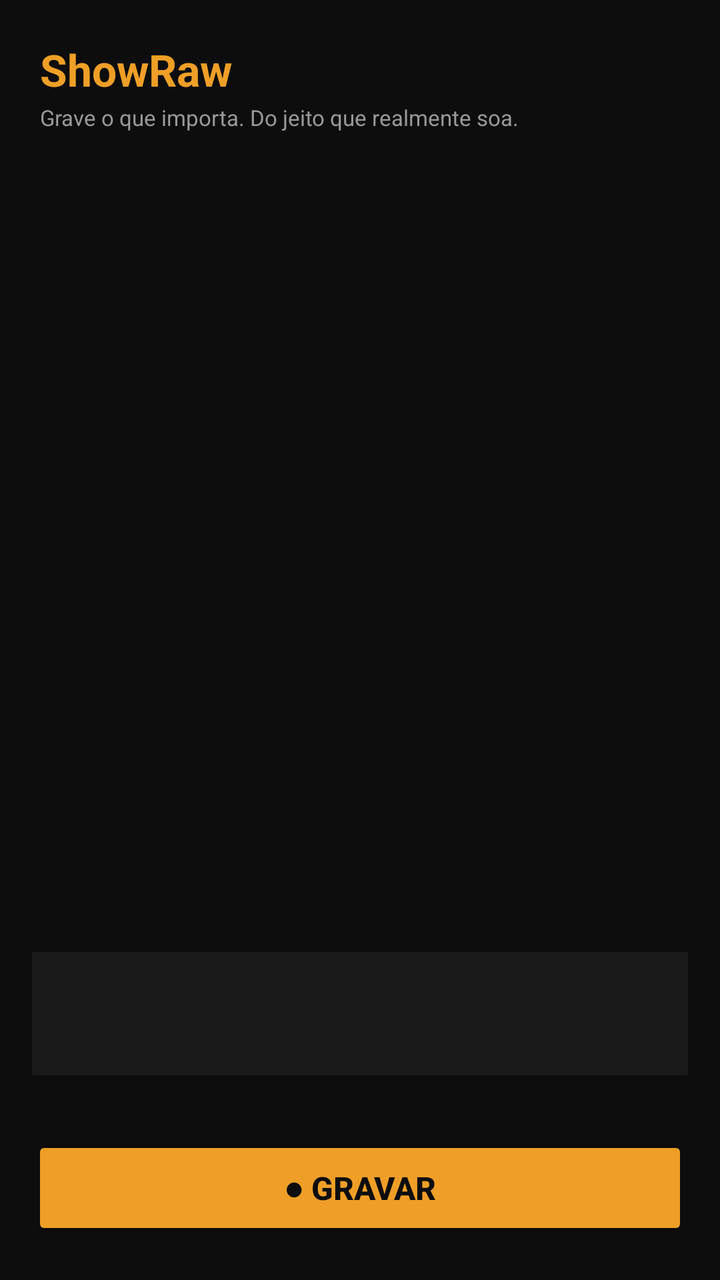
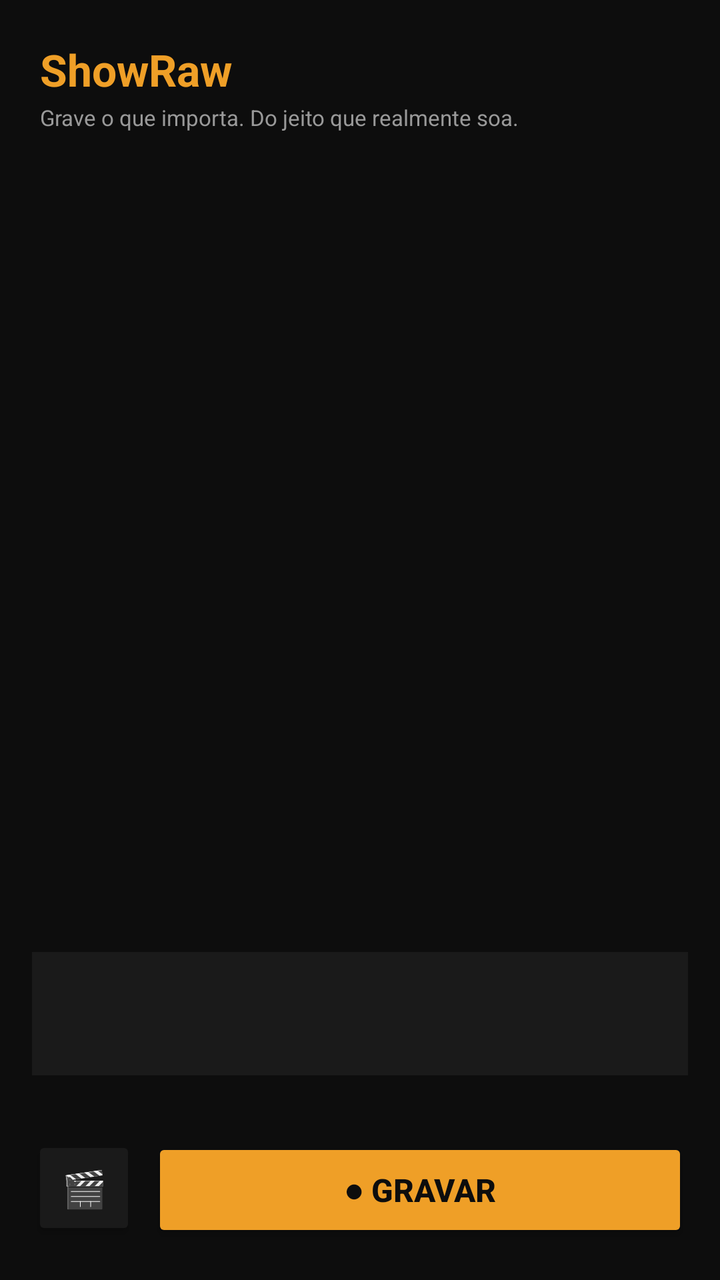

Before-and-after screenshots of an Android layout around one commit, followed by the original layout XML and the change that was made.
<!-- AndroidManifest.xml: application theme Theme.ShowRaw -->
<!-- res/layout/fragment_presets.xml -->
<?xml version="1.0" encoding="utf-8"?>
<androidx.constraintlayout.widget.ConstraintLayout
    xmlns:android="http://schemas.android.com/apk/res/android"
    xmlns:app="http://schemas.android.com/apk/res-auto"
    android:layout_width="match_parent"
    android:layout_height="match_parent"
    android:background="@color/bg_main">

    <TextView
        android:id="@+id/tv_title"
        android:layout_width="wrap_content"
        android:layout_height="wrap_content"
        android:layout_marginTop="20dp"
        android:layout_marginStart="20dp"
        android:text="ShowRaw"
        android:textColor="@color/primary"
        android:textSize="22sp"
        android:textStyle="bold"
        app:layout_constraintTop_toTopOf="parent"
        app:layout_constraintStart_toStartOf="parent" />

    <TextView
        android:id="@+id/tv_slogan"
        android:layout_width="0dp"
        android:layout_height="wrap_content"
        android:layout_marginStart="20dp"
        android:layout_marginTop="2dp"
        android:layout_marginEnd="20dp"
        android:text="@string/slogan"
        android:textColor="@color/text_secondary"
        android:textSize="11sp"
        app:layout_constraintTop_toBottomOf="@id/tv_title"
        app:layout_constraintStart_toStartOf="parent"
        app:layout_constraintEnd_toEndOf="parent" />

    <androidx.recyclerview.widget.RecyclerView
        android:id="@+id/rv_presets"
        android:layout_width="0dp"
        android:layout_height="0dp"
        android:layout_marginTop="12dp"
        android:layout_marginHorizontal="12dp"
        android:clipToPadding="false"
        android:paddingBottom="8dp"
        app:layout_constraintTop_toBottomOf="@id/tv_slogan"
        app:layout_constraintStart_toStartOf="parent"
        app:layout_constraintEnd_toEndOf="parent"
        app:layout_constraintBottom_toTopOf="@id/summary_card" />

    <LinearLayout
        android:id="@+id/summary_card"
        android:layout_width="0dp"
        android:layout_height="wrap_content"
        android:layout_marginHorizontal="16dp"
        android:layout_marginBottom="6dp"
        android:background="@color/bg_card"
        android:orientation="vertical"
        android:padding="14dp"
        app:layout_constraintBottom_toTopOf="@id/tv_storage"
        app:layout_constraintStart_toStartOf="parent"
        app:layout_constraintEnd_toEndOf="parent">

        <LinearLayout
            android:layout_width="match_parent"
            android:layout_height="wrap_content"
            android:orientation="horizontal"
            android:gravity="center_vertical">

            <TextView
                android:id="@+id/tv_summary_emoji"
                android:layout_width="wrap_content"
                android:layout_height="wrap_content"
                android:textSize="24sp" />

            <LinearLayout
                android:layout_width="0dp"
                android:layout_height="wrap_content"
                android:layout_weight="1"
                android:layout_marginStart="10dp"
                android:orientation="vertical">

                <TextView
                    android:id="@+id/tv_summary_name"
                    android:layout_width="wrap_content"
                    android:layout_height="wrap_content"
                    android:textColor="@color/white"
                    android:textSize="14sp"
                    android:textStyle="bold" />

                <TextView
                    android:id="@+id/tv_summary_desc"
                    android:layout_width="wrap_content"
                    android:layout_height="wrap_content"
                    android:textColor="@color/text_secondary"
                    android:textSize="11sp" />

            </LinearLayout>
        </LinearLayout>

        <TextView
            android:id="@+id/tv_summary_warning"
            android:layout_width="match_parent"
            android:layout_height="wrap_content"
            android:layout_marginTop="8dp"
            android:textColor="@color/primary_light"
            android:textSize="11sp"
            android:visibility="gone" />

    </LinearLayout>

    <TextView
        android:id="@+id/tv_storage"
        android:layout_width="wrap_content"
        android:layout_height="wrap_content"
        android:layout_marginBottom="8dp"
        android:textColor="@color/text_secondary"
        android:textSize="12sp"
        app:layout_constraintBottom_toTopOf="@id/btn_record"
        app:layout_constraintStart_toStartOf="parent"
        app:layout_constraintEnd_toEndOf="parent" />

    <Button
        android:id="@+id/btn_record"
        android:layout_width="0dp"
        android:layout_height="52dp"
        android:layout_marginHorizontal="16dp"
        android:layout_marginBottom="20dp"
        android:backgroundTint="@color/primary"
        android:text="● Gravar"
        android:textColor="@color/bg_main"
        android:textSize="16sp"
        android:textStyle="bold"
        app:layout_constraintBottom_toBottomOf="parent"
        app:layout_constraintStart_toStartOf="parent"
        app:layout_constraintEnd_toEndOf="parent" />

</androidx.constraintlayout.widget.ConstraintLayout>
<!-- resources referenced by this layout -->
<resources>
  <color name="bg_card">#1A1A1A</color>
  <color name="bg_main">#0D0D0D</color>
  <color name="primary">#EF9F27</color>
  <color name="primary_light">#FAC775</color>
  <color name="text_secondary">#999999</color>
  <color name="white">#FFFFFF</color>
  <string name="slogan">Grave o que importa. Do jeito que realmente soa.</string>
  <style name="Theme.ShowRaw" parent="Theme.AppCompat.NoActionBar">
          <item name="colorPrimary">@color/primary</item>
          <item name="colorPrimaryDark">@color/primary_dark</item>
          <item name="colorAccent">@color/primary</item>
          <item name="android:windowBackground">@color/bg_main</item>
          <item name="android:statusBarColor">@color/bg_main</item>
          <item name="android:navigationBarColor">@color/bg_main</item>
          <item name="android:textColorPrimary">@color/white</item>
          <item name="android:textColorSecondary">@color/text_secondary</item>
      </style>
  <color name="primary_dark">#854F0B</color>
</resources>

<!-- the commit's change to res/layout/fragment_presets.xml (unified diff, before → after) -->
@@ -114,23 +114,41 @@
         android:layout_marginBottom="8dp"
         android:textColor="@color/text_secondary"
         android:textSize="12sp"
-        app:layout_constraintBottom_toTopOf="@id/btn_record"
+        app:layout_constraintBottom_toTopOf="@id/bottom_buttons"
         app:layout_constraintStart_toStartOf="parent"
         app:layout_constraintEnd_toEndOf="parent" />
 
-    <Button
-        android:id="@+id/btn_record"
+    <LinearLayout
+        android:id="@+id/bottom_buttons"
         android:layout_width="0dp"
-        android:layout_height="52dp"
+        android:layout_height="wrap_content"
         android:layout_marginHorizontal="16dp"
         android:layout_marginBottom="20dp"
-        android:backgroundTint="@color/primary"
-        android:text="● Gravar"
-        android:textColor="@color/bg_main"
-        android:textSize="16sp"
-        android:textStyle="bold"
+        android:orientation="horizontal"
         app:layout_constraintBottom_toBottomOf="parent"
         app:layout_constraintStart_toStartOf="parent"
-        app:layout_constraintEnd_toEndOf="parent" />
+        app:layout_constraintEnd_toEndOf="parent">
+
+        <Button
+            android:id="@+id/btn_library"
+            android:layout_width="52dp"
+            android:layout_height="52dp"
+            android:layout_marginEnd="8dp"
+            android:backgroundTint="@color/bg_card"
+            android:text="🎬"
+            android:textSize="18sp" />
+
+        <Button
+            android:id="@+id/btn_record"
+            android:layout_width="0dp"
+            android:layout_height="52dp"
+            android:layout_weight="1"
+            android:backgroundTint="@color/primary"
+            android:text="● Gravar"
+            android:textColor="@color/bg_main"
+            android:textSize="16sp"
+            android:textStyle="bold" />
+
+    </LinearLayout>
 
 </androidx.constraintlayout.widget.ConstraintLayout>
